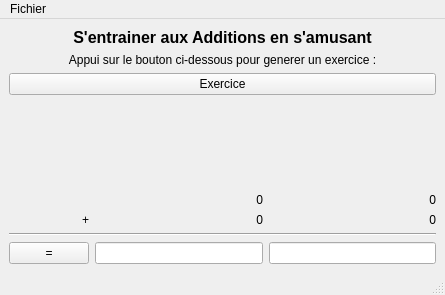
The window that mainwindow.ui (GuiQuad06/addition-game) describes before a commit, drawn with Qt 5.
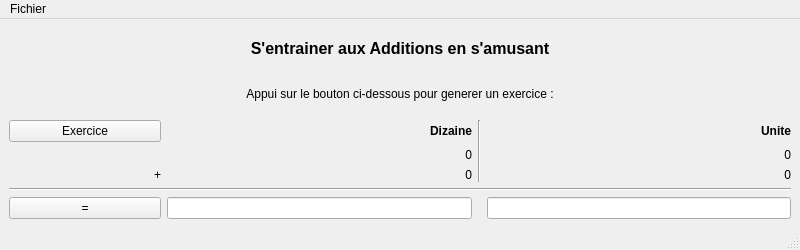
The same window after the commit.

Commit message: Change ui size + add labels to help

What changed in the file:
```diff
--- a/mainwindow.ui
+++ b/mainwindow.ui
@@ -6,16 +6,16 @@
    <rect>
     <x>0</x>
     <y>0</y>
-    <width>445</width>
-    <height>295</height>
+    <width>800</width>
+    <height>250</height>
    </rect>
   </property>
   <property name="windowTitle">
    <string>MainWindow</string>
   </property>
   <widget class="QWidget" name="centralwidget">
-   <layout class="QVBoxLayout" name="verticalLayout">
-    <item>
+   <layout class="QGridLayout" name="gridLayout_2">
+    <item row="0" column="0">
      <widget class="QLabel" name="label">
       <property name="font">
        <font>
@@ -31,7 +31,7 @@
       </property>
      </widget>
     </item>
-    <item>
+    <item row="1" column="0">
      <widget class="QLabel" name="label_7">
       <property name="text">
        <string>Appui sur le bouton ci-dessous pour generer un exercice :</string>
@@ -41,106 +41,130 @@
       </property>
      </widget>
     </item>
-    <item>
-     <widget class="QPushButton" name="pushButton_generateExo">
-      <property name="text">
-       <string>Exercice</string>
-      </property>
-     </widget>
-    </item>
-    <item>
-     <spacer name="verticalSpacer">
-      <property name="orientation">
-       <enum>Qt::Vertical</enum>
-      </property>
-      <property name="sizeHint" stdset="0">
-       <size>
-        <width>20</width>
-        <height>45</height>
-       </size>
-      </property>
-     </spacer>
-    </item>
-    <item>
+    <item row="2" column="0">
      <layout class="QGridLayout" name="gridLayout">
-      <item row="0" column="1">
-       <widget class="QLabel" name="label_dizaine_a">
-        <property name="text">
-         <string>0</string>
+      <item row="0" column="4" colspan="2">
+       <widget class="QLabel" name="label_3">
+        <property name="font">
+         <font>
+          <bold>true</bold>
+         </font>
         </property>
-        <property name="alignment">
-         <set>Qt::AlignRight|Qt::AlignTrailing|Qt::AlignVCenter</set>
-        </property>
-       </widget>
-      </item>
-      <item row="0" column="2">
-       <widget class="QLabel" name="label_unite_a">
         <property name="text">
-         <string>0</string>
+         <string>Unite</string>
         </property>
         <property name="alignment">
          <set>Qt::AlignRight|Qt::AlignTrailing|Qt::AlignVCenter</set>
         </property>
        </widget>
       </item>
-      <item row="1" column="0">
-       <widget class="QLabel" name="label_6">
-        <property name="text">
-         <string>+</string>
-        </property>
-        <property name="alignment">
-         <set>Qt::AlignRight|Qt::AlignTrailing|Qt::AlignVCenter</set>
-        </property>
-       </widget>
-      </item>
-      <item row="1" column="1">
-       <widget class="QLabel" name="label_dizaine_b">
-        <property name="text">
-         <string>0</string>
-        </property>
-        <property name="alignment">
-         <set>Qt::AlignRight|Qt::AlignTrailing|Qt::AlignVCenter</set>
-        </property>
-       </widget>
-      </item>
-      <item row="1" column="2">
-       <widget class="QLabel" name="label_unite_b">
-        <property name="text">
-         <string>0</string>
-        </property>
-        <property name="alignment">
-         <set>Qt::AlignRight|Qt::AlignTrailing|Qt::AlignVCenter</set>
-        </property>
-       </widget>
-      </item>
-      <item row="2" column="0" colspan="3">
+      <item row="3" column="0" colspan="6">
        <widget class="Line" name="line">
         <property name="orientation">
          <enum>Qt::Horizontal</enum>
         </property>
        </widget>
       </item>
-      <item row="3" column="0">
+      <item row="0" column="1" colspan="2">
+       <widget class="QLabel" name="label_2">
+        <property name="font">
+         <font>
+          <bold>true</bold>
+         </font>
+        </property>
+        <property name="text">
+         <string>Dizaine</string>
+        </property>
+        <property name="alignment">
+         <set>Qt::AlignRight|Qt::AlignTrailing|Qt::AlignVCenter</set>
+        </property>
+       </widget>
+      </item>
+      <item row="4" column="4" colspan="2">
+       <widget class="QLineEdit" name="lineEdit_unite_res">
+        <property name="alignment">
+         <set>Qt::AlignRight|Qt::AlignTrailing|Qt::AlignVCenter</set>
+        </property>
+       </widget>
+      </item>
+      <item row="2" column="4" colspan="2">
+       <widget class="QLabel" name="label_unite_b">
+        <property name="text">
+         <string>0</string>
+        </property>
+        <property name="alignment">
+         <set>Qt::AlignRight|Qt::AlignTrailing|Qt::AlignVCenter</set>
+        </property>
+       </widget>
+      </item>
+      <item row="0" column="0">
+       <widget class="QPushButton" name="pushButton_generateExo">
+        <property name="text">
+         <string>Exercice</string>
+        </property>
+       </widget>
+      </item>
+      <item row="1" column="1" colspan="2">
+       <widget class="QLabel" name="label_dizaine_a">
+        <property name="text">
+         <string>0</string>
+        </property>
+        <property name="alignment">
+         <set>Qt::AlignRight|Qt::AlignTrailing|Qt::AlignVCenter</set>
+        </property>
+       </widget>
+      </item>
+      <item row="4" column="0">
        <widget class="QPushButton" name="pushButton_submit">
         <property name="text">
          <string>=</string>
         </property>
        </widget>
       </item>
-      <item row="3" column="1">
+      <item row="4" column="1" colspan="2">
        <widget class="QLineEdit" name="lineEdit_dizaine_res">
         <property name="alignment">
          <set>Qt::AlignRight|Qt::AlignTrailing|Qt::AlignVCenter</set>
         </property>
        </widget>
       </item>
-      <item row="3" column="2">
-       <widget class="QLineEdit" name="lineEdit_unite_res">
+      <item row="1" column="4" colspan="2">
+       <widget class="QLabel" name="label_unite_a">
+        <property name="text">
+         <string>0</string>
+        </property>
         <property name="alignment">
          <set>Qt::AlignRight|Qt::AlignTrailing|Qt::AlignVCenter</set>
         </property>
        </widget>
       </item>
+      <item row="2" column="0">
+       <widget class="QLabel" name="label_6">
+        <property name="text">
+         <string>+</string>
+        </property>
+        <property name="alignment">
+         <set>Qt::AlignRight|Qt::AlignTrailing|Qt::AlignVCenter</set>
+        </property>
+       </widget>
+      </item>
+      <item row="2" column="1" colspan="2">
+       <widget class="QLabel" name="label_dizaine_b">
+        <property name="text">
+         <string>0</string>
+        </property>
+        <property name="alignment">
+         <set>Qt::AlignRight|Qt::AlignTrailing|Qt::AlignVCenter</set>
+        </property>
+       </widget>
+      </item>
+      <item row="0" column="3" rowspan="3">
+       <widget class="Line" name="line_2">
+        <property name="orientation">
+         <enum>Qt::Vertical</enum>
+        </property>
+       </widget>
+      </item>
      </layout>
     </item>
    </layout>
@@ -150,7 +174,7 @@
     <rect>
      <x>0</x>
      <y>0</y>
-     <width>445</width>
+     <width>800</width>
      <height>22</height>
     </rect>
    </property>
```
